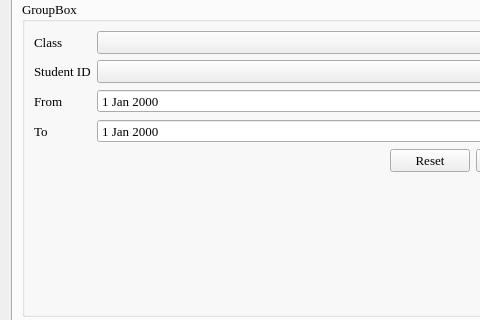
Before: the Qt Designer form designs/FAS.ui in sirhanningfield/fas, drawn with Qt 5; both pictures show x 0 to 480 and y 126 to 446 of the 1141 by 836 pixel window.
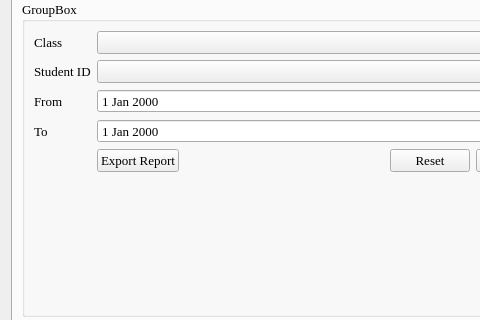
After: the same form once the commit is applied. The open tabs and pages were chosen to show the change. Icons and pictures are not drawn.

Commit message: added excel export

The edit to the form file:
```diff
--- a/designs/FAS.ui
+++ b/designs/FAS.ui
@@ -536,6 +536,13 @@
               </item>
               <item row="5" column="1">
                <layout class="QHBoxLayout" name="horizontalLayout_4">
+                <item>
+                 <widget class="QPushButton" name="export_button">
+                  <property name="text">
+                   <string>Export Report</string>
+                  </property>
+                 </widget>
+                </item>
                 <item>
                  <spacer name="horizontalSpacer_5">
                   <property name="orientation">
```
Left out of the diff: 8 changed lines with no effect on the pictures. The commit also changes 36 other files.
